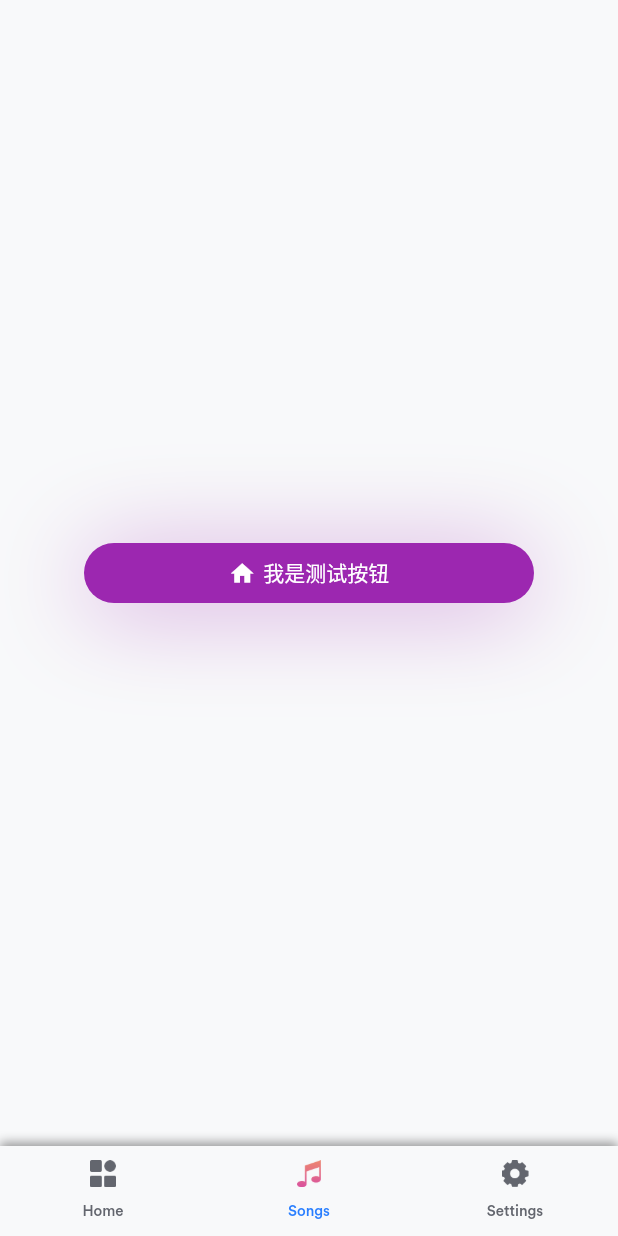
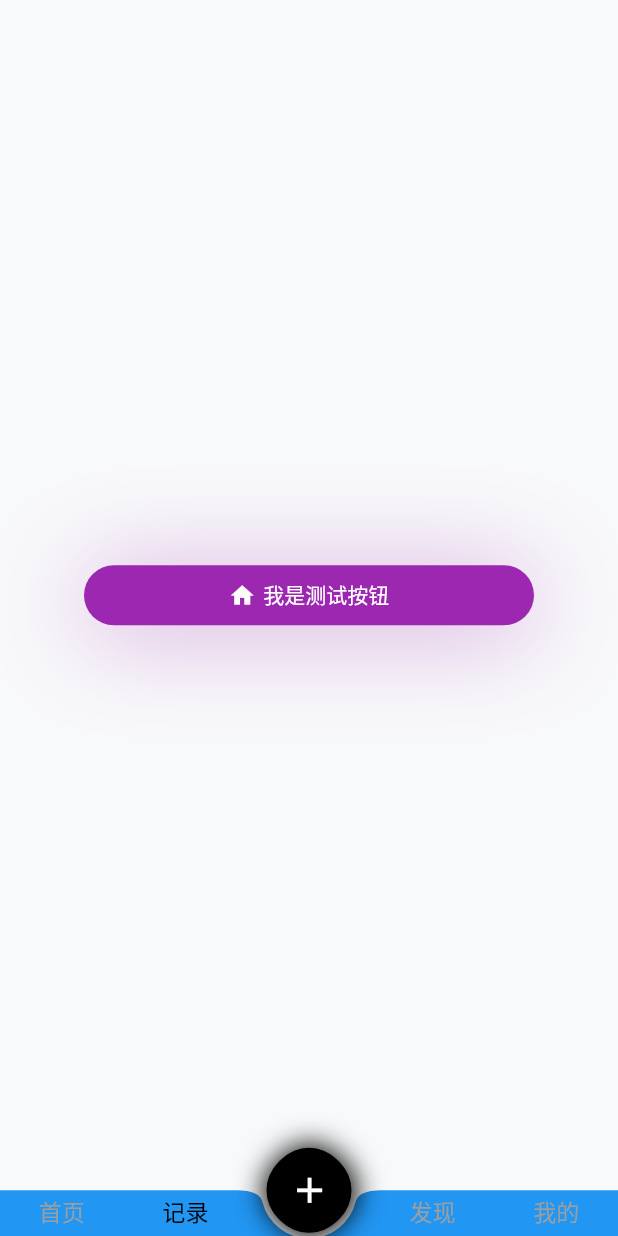
Before and after one commit to Clamber-L/fish-flutter, a Flutter app: the screen it shows after launch, item 2 of the bottom bar chosen, on a phone screen of 412 x 824 dp. Run offline on Flutter 3.47's test engine with Material 3 defaults, Android fonts, the phone set to English and light mode, and no system bars; our stand-ins replace dio, flutter_screenutil, flutter_switch, get, pretty_dio_logger.

Commit message:
chore:change view

```diff
--- a/lib/main.dart
+++ b/lib/main.dart
@@ -3,6 +3,7 @@ import 'package:flutter_fish/common/net/interceptor_catch.dart';
 import 'package:flutter_fish/common/routers/names.dart';
 import 'package:flutter_fish/common/routers/pages.dart';
 import 'package:flutter_fish/common/utils/color_extension.dart';
+import 'package:flutter_screenutil/flutter_screenutil.dart';
 import 'package:get/get.dart';
 
 void main() {
@@ -14,6 +15,9 @@ class MyApp extends StatelessWidget {
 
   @override
   Widget build(BuildContext context) {
+    return ScreenUtilInit(
+      designSize: Size(375, 812), // 设计稿尺寸
+      builder: (context, child) {
         return GetMaterialApp(
           navigatorObservers: [CacheManager.observer],
           title: 'Music Player',
@@ -24,13 +28,12 @@ class MyApp extends StatelessWidget {
           theme: ThemeData(
             fontFamily: 'Circular Std',
             scaffoldBackgroundColor: TColor.bg,
-        textTheme: Theme.of(context).textTheme.apply(
-          bodyColor: TColor.primaryText,
-          displayColor: TColor.primaryText,
-        ),
+            textTheme: Theme.of(context).textTheme.apply(bodyColor: TColor.primaryText, displayColor: TColor.primaryText),
             colorScheme: ColorScheme.fromSeed(seedColor: TColor.primary),
             useMaterial3: false,
           ),
         );
+      },
+    );
   }
 }
--- a/lib/pages/main_tab_view/controller.dart
+++ b/lib/pages/main_tab_view/controller.dart
@@ -4,8 +4,7 @@ import 'package:flutter_fish/common/widgets/status_view.dart';
 import 'package:flutter_fish/pages/main_tab_view/state.dart';
 import 'package:get/get.dart';
 
-class MainTabViewController extends GetxController
-    with GetSingleTickerProviderStateMixin {
+class MainTabViewController extends GetxController with GetSingleTickerProviderStateMixin {
   final state = MainTabViewState();
   final userApi = UserApi();
   late final StatusViewController statusViewController;
@@ -19,7 +18,7 @@ class MainTabViewController extends GetxController
   void onInit() {
     super.onInit();
     // 初始化 TabController
-    tabController = TabController(length: 3, vsync: this);
+    tabController = TabController(length: 5, vsync: this);
     tabController.addListener(() {
       state.selected.value = tabController.index; // 使用 Rx 更新 selected 值
     });
--- a/lib/pages/main_tab_view/view.dart
+++ b/lib/pages/main_tab_view/view.dart
@@ -1,8 +1,12 @@
+import 'dart:math' as math;
+
 import 'package:flutter/material.dart';
 import 'package:flutter_fish/common/index.dart';
 import 'package:flutter_fish/common/widgets/group_setting.dart';
+import 'package:flutter_fish/common/widgets/status_view.dart';
 import 'package:flutter_fish/pages/home_page/view.dart';
 import 'package:flutter_fish/pages/main_tab_view/controller.dart';
+import 'package:flutter_screenutil/flutter_screenutil.dart';
 import 'package:get/get.dart';
 
 class MainTabViewPage extends StatelessWidget {
@@ -13,6 +17,32 @@ class MainTabViewPage extends StatelessWidget {
   @override
   Widget build(BuildContext context) {
     return Scaffold(
+      floatingActionButtonLocation: FloatingActionButtonLocation.centerDocked,
+      extendBody: true,
+      floatingActionButton: FloatingActionButton(
+        onPressed: () {},
+        elevation: 0,
+        shape: RoundedRectangleBorder(borderRadius: BorderRadius.circular(30)),
+        child: Transform.rotate(
+          angle: -math.pi / 4,
+          child: Container(
+            width: 50.w,
+            height: 50.w,
+            decoration: BoxDecoration(
+              boxShadow: [BoxShadow(spreadRadius: 2, blurRadius: 15, offset: Offset(0, 1))],
+              color: Colors.black,
+              borderRadius: BorderRadius.circular(25.r),
+            ),
+            child: Transform.rotate(
+              angle: -math.pi / 4,
+              child: Center(
+                //图标任你换
+                child: Icon(Icons.add, color: Colors.white, size: 26.w),
+              ),
+            ),
+          ),
+        ),
+      ),
       body: TabBarView(
         controller: controller.tabController,
         children: [
@@ -34,111 +64,50 @@ class MainTabViewPage extends StatelessWidget {
               },
             ),
           ),
+          SizedBox(width: 10.w),
           GroupSetting(
             children: <Item>[
               Item.leading("hello world"),
-              Item.customize(
-                Container(
-                  alignment: Alignment.center,
-                  height: 100,
-                  color: Colors.blue,
-                  child: Text("第一项自定义"),
-                ),
-              ),
+              Item.customize(Container(alignment: Alignment.center, height: 100, color: Colors.blue, child: Text("第一项自定义"))),
               Item.spacer(10),
-              Item.text(
-                title: "账号与安全",
-                icon: Icon(Icons.tiktok),
-                subtitle: "账号与安全子标题",
-                description: "这里是描述信息",
-              ),
+              Item.text(title: "账号与安全", icon: Icon(Icons.tiktok), subtitle: "账号与安全子标题", description: "这里是描述信息"),
               Item.switcher(title: "switcher"),
               Item.spacer(),
-              Item.notification(
-                title: "notification",
-                onTap: () => Get.snackbar("title", "message"),
+              Item.notification(title: "notification", onTap: () => Get.snackbar("title", "message")),
+            ],
+          ),
+          StatusView(
+            retry: controller.loading,
+            controller: controller.statusViewController,
+            status: Status.NETWORK_ERROR,
+            builder: (context) => const Center(child: Text("测试页面", style: TextStyle(color: Colors.blue))),
           ),
         ],
       ),
-          // StatusView(
-          //   retry: controller.loading,
-          //   controller: controller.statusViewController,
-          //   status: Status.NETWORK_ERROR,
-          //   builder:
-          //       (context) => const Center(
-          //     child: Text("测试页面", style: TextStyle(color: Colors.blue)),
-          //   ),
-          // ),
-        ],
-      ),
-      bottomNavigationBar: Container(
-        decoration: BoxDecoration(
-          color: TColor.bg,
-          boxShadow: [
-            BoxShadow(
-              color: Colors.black38,
-              blurRadius: 5,
-              offset: Offset(0, -3),
-            ),
-          ],
-        ),
-        child: BottomAppBar(
-          height: 60,
-          color: Colors.transparent,
+      bottomNavigationBar: BottomAppBar(
+        height: 30.h,
+        shape: const CircularNotchedRectangle(),
+        color: Colors.blue,
         elevation: 0,
         child: Obx(() {
           return TabBar(
+            padding: EdgeInsets.all(0),
             controller: controller.tabController,
             indicatorColor: Colors.transparent,
-              indicatorWeight: 1,
-              labelColor: TColor.primary,
-              labelStyle: const TextStyle(fontSize: 10),
-              unselectedLabelColor: TColor.unfocused,
-              unselectedLabelStyle: const TextStyle(fontSize: 10),
             tabs: [
-                _barIcon(
-                  "Home",
-                  controller,
-                  0,
-                  'assets/img/home_tab.png',
-                  'assets/img/home_tab_un.png',
-                ),
-                _barIcon(
-                  "Songs",
-                  controller,
-                  1,
-                  'assets/img/songs_tab.png',
-                  'assets/img/songs_tab_un.png',
-                ),
-                _barIcon(
-                  "Settings",
-                  controller,
-                  2,
-                  'assets/img/setting_tab.png',
-                  'assets/img/setting_tab_un.png',
-                ),
+              _barIcon(controller, 0, "首页"),
+              _barIcon(controller, 1, "记录"),
+              _barIcon(controller, 2, ""),
+              _barIcon(controller, 3, "发现"),
+              _barIcon(controller, 4, "我的"),
             ],
           );
         }),
-        ),
       ),
     );
   }
 }
 
-Widget _barIcon(
-  String text,
-  MainTabViewController controller,
-  int index,
-  String tabImg,
-  String unTabImg,
-) {
-  return Tab(
-    text: text,
-    icon: Image.asset(
-      controller.state.selected.value == index ? tabImg : unTabImg,
-      width: 18,
-      height: 18,
-    ),
-  );
+Widget _barIcon(MainTabViewController controller, int index, String text) {
+  return Center(child: Text(text, style: TextStyle(color: controller.state.selected.value == index ? Colors.black : Colors.grey, fontSize: 14.sp)));
 }
--- a/pubspec.yaml
+++ b/pubspec.yaml
@@ -17,6 +17,7 @@ dependencies:
   pretty_dio_logger: ^1.4.0
   flutter_switch: ^0.3.2
   skeletonizer: ^1.4.3
+  flutter_screenutil: ^5.9.3
 dev_dependencies:
   flutter_test:
     sdk: flutter
```
Also changed, not shown: lib/pages/home_page/view.dart (+44 -179 lines), pubspec.lock, 1 other file. Lines whose indentation alone changed are shown as unchanged.
